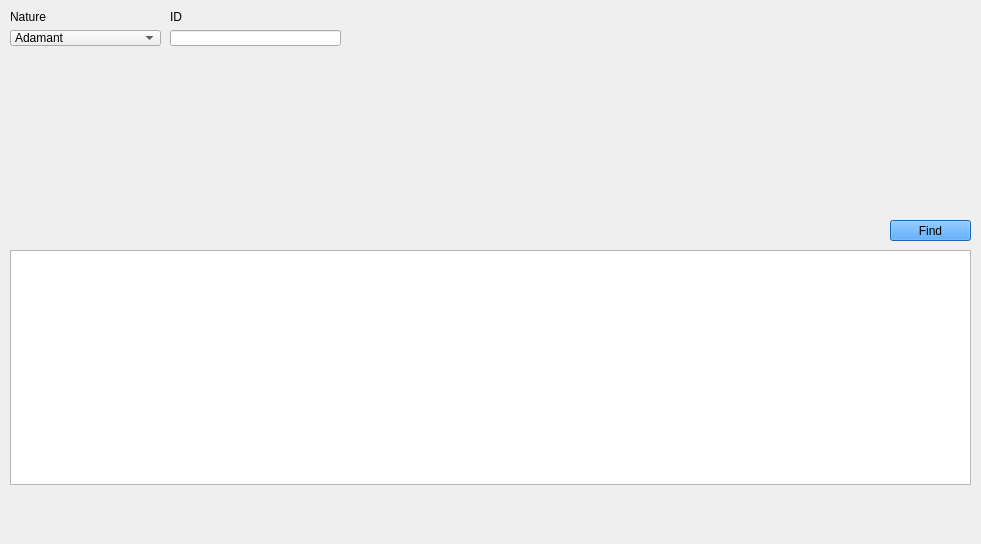
Admiral-Fish/PokeFinder, file Forms/Util/IVtoPID.ui: the form before one commit.
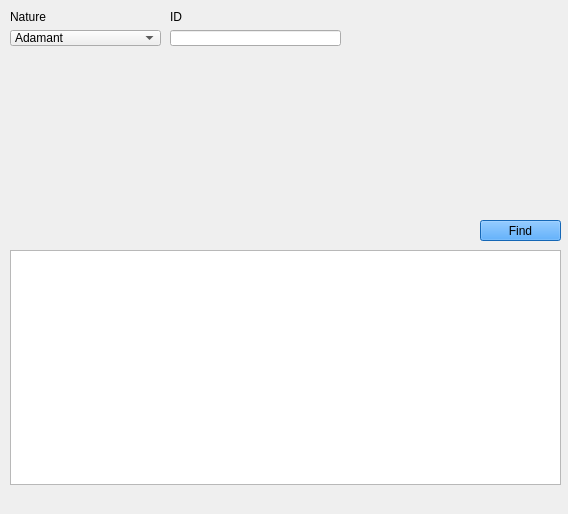
The form after the commit. Icons and pictures are not drawn. Custom widgets are drawn as their Qt base class.

Diff of the .ui file:
```diff
--- a/Forms/Util/IVtoPID.ui
+++ b/Forms/Util/IVtoPID.ui
@@ -6,8 +6,8 @@
    <rect>
     <x>0</x>
     <y>0</y>
-    <width>981</width>
-    <height>544</height>
+    <width>568</width>
+    <height>514</height>
    </rect>
   </property>
   <property name="windowTitle">
@@ -333,7 +333,7 @@
    <widget class="QPushButton" name="pushButtonFind">
     <property name="geometry">
      <rect>
-      <x>890</x>
+      <x>480</x>
       <y>220</y>
       <width>81</width>
       <height>21</height>
@@ -353,7 +353,7 @@
      <rect>
       <x>10</x>
       <y>250</y>
-      <width>961</width>
+      <width>551</width>
       <height>235</height>
      </rect>
     </property>
@@ -420,17 +420,17 @@
   </widget>
  </widget>
  <customwidgets>
+  <customwidget>
+   <class>QTextBox</class>
+   <extends>QLineEdit</extends>
+   <header>Forms/Controls/QTextBox.hpp</header>
+  </customwidget>
   <customwidget>
    <class>IVFilter</class>
    <extends>QWidget</extends>
    <header>Forms/Controls/IVFilter.hpp</header>
    <container>1</container>
   </customwidget>
-  <customwidget>
-   <class>QTextBox</class>
-   <extends>QLineEdit</extends>
-   <header>Forms/Controls/QTextBox.hpp</header>
-  </customwidget>
  </customwidgets>
  <resources/>
  <connections/>
```
Left out of the diff: 4 changed lines with no effect on the pictures.
